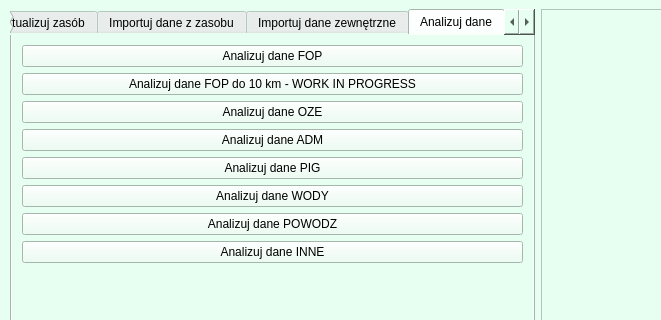
First picture: the form in bober_os_dialog_base.ui, repository pankonduktortoja/BoberOS, before the edit; both pictures show x 0 to 661 and y 0 to 320 of the 800 by 600 pixel window.
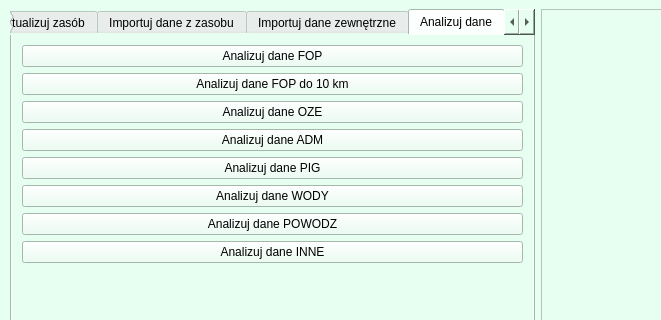
Second picture: the form after the edit. The open tabs and pages were chosen to show the change. Custom widgets are drawn as their Qt base class.

Commit message: added analysis for fop - 10 km + azimuths

```diff
--- a/bober_os_dialog_base.ui
+++ b/bober_os_dialog_base.ui
@@ -1229,7 +1229,7 @@
          <item>
           <widget class="QPushButton" name="pb_anal_fop_10km">
            <property name="text">
-            <string>Analizuj dane FOP do 10 km - WORK IN PROGRESS</string>
+            <string>Analizuj dane FOP do 10 km</string>
            </property>
           </widget>
          </item>
```
Left out of the diff: 4 changed lines with no effect on the pictures. The commit also changes 2 other files.
